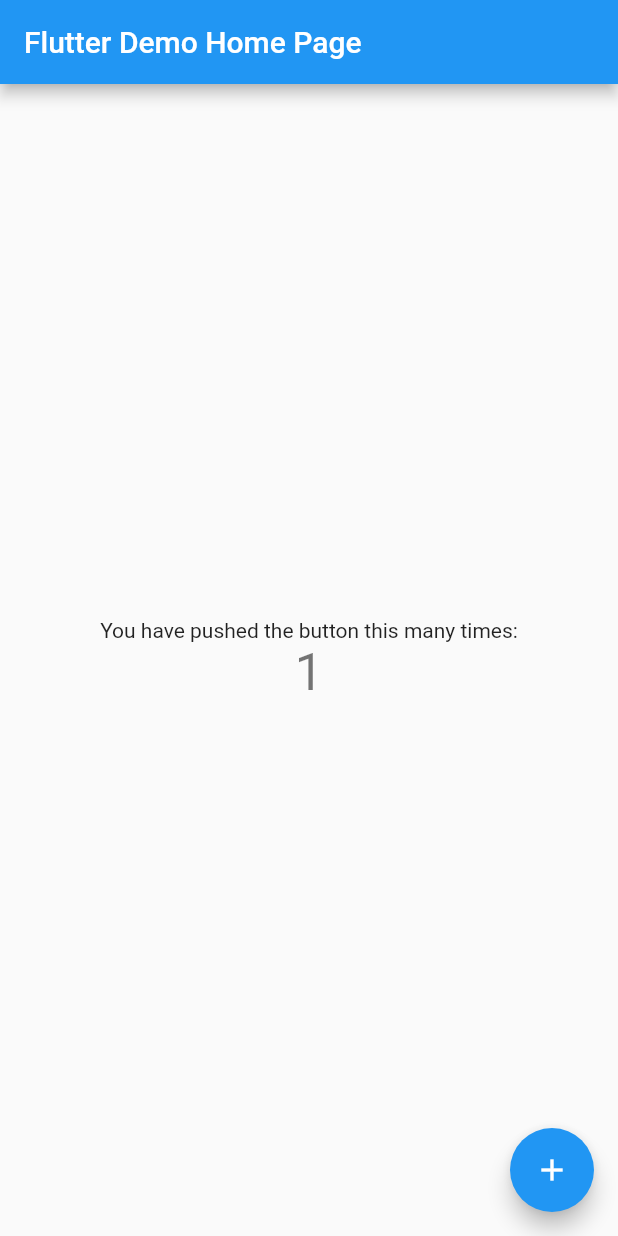
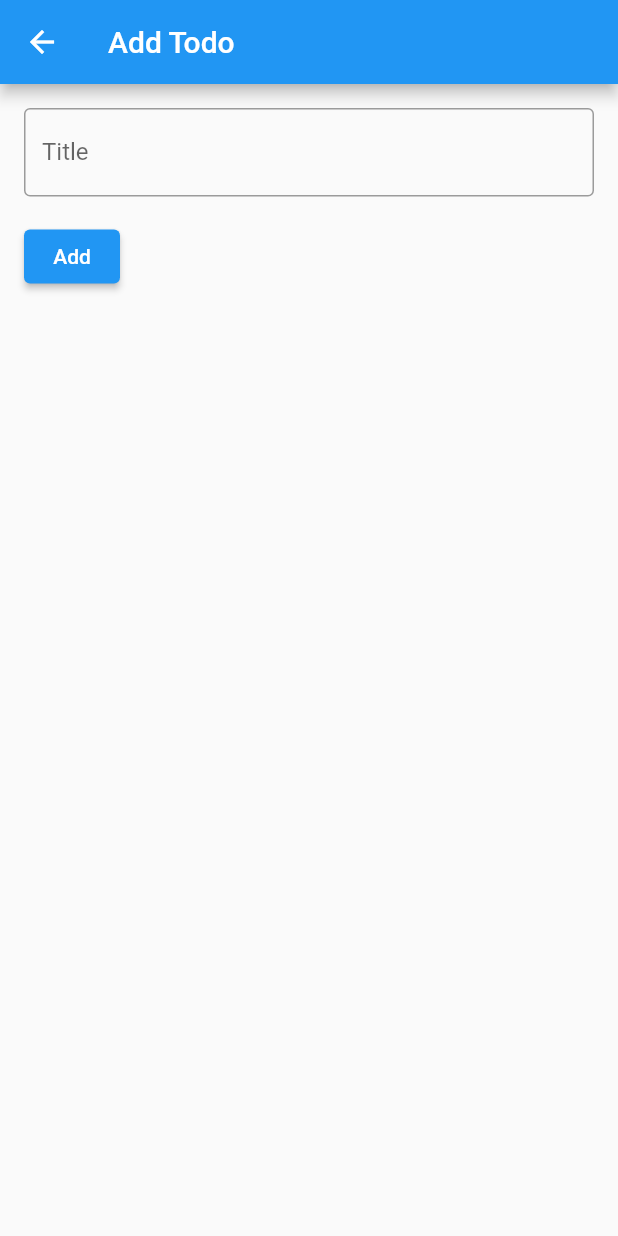
Before and after one commit to xide-projext/xide09_jsonserver, a Flutter app: the screen it shows after launch, after a tap on the "add" icon, on a phone screen of 412 x 824 dp. Run offline on Flutter 3.47's test engine with Material 2 defaults, Android fonts, the phone set to English and light mode, and no system bars; network calls fail.

Commit message:
CURD with json-server

```diff
--- a/db.json
+++ b/db.json
@@ -1,7 +1,24 @@
 {
-    "todos": [
-      { "id": 1, "title": "할일1", "completed": false },
-      { "id": 2, "title": "할일2", "completed": true },
-      { "id": 3, "title": "할일3", "completed": false }
-    ]
-  }
+  "todos": [
+    {
+      "id": 1,
+      "title": "할일1",
+      "completed": false
+    },
+    {
+      "id": 2,
+      "title": "할일2",
+      "completed": true
+    },
+    {
+      "id": 3,
+      "title": "할일3",
+      "completed": false
+    },
+    {
+      "id": 4,
+      "title": "1111",
+      "completed": false
+    }
+  ]
+}
--- /dev/null
+++ b/lib/Todo.dart
@@ -0,0 +1,29 @@
+import 'dart:convert';
+
+class Todo {
+  final int id;
+  final String title;
+  final bool completed;
+
+  Todo({
+    required this.id,
+    required this.title,
+    required this.completed,
+  });
+
+  factory Todo.fromJson(Map<String, dynamic> json) {
+    return Todo(
+      id: json['id'],
+      title: json['title'],
+      completed: json['completed'],
+    );
+  }
+
+  Map<String, dynamic> toJson() {
+    return {
+      'id': id,
+      'title': title,
+      'completed': completed,
+    };
+  }
+}
--- /dev/null
+++ b/lib/TodoAddScreen.dart
@@ -0,0 +1,63 @@
+import 'package:flutter/material.dart';
+import 'TodoService.dart';
+import 'Todo.dart';
+
+class TodoAddScreen extends StatefulWidget {
+  @override
+  _TodoAddScreenState createState() => _TodoAddScreenState();
+}
+
+class _TodoAddScreenState extends State<TodoAddScreen> {
+  final _formKey = GlobalKey<FormState>();
+  final _titleController = TextEditingController();
+
+  @override
+  Widget build(BuildContext context) {
+    return Scaffold(
+      appBar: AppBar(
+        title: Text('Add Todo'),
+      ),
+      body: Padding(
+        padding: const EdgeInsets.all(16.0),
+        child: Form(
+          key: _formKey,
+          child: Column(
+            crossAxisAlignment: CrossAxisAlignment.start,
+            children: [
+              TextFormField(
+                controller: _titleController,
+                decoration: InputDecoration(
+                  labelText: 'Title',
+                  border: OutlineInputBorder(),
+                ),
+                validator: (value) {
+                  if (value!.isEmpty) {
+                    return 'Title is required';
+                  }
+                  return null;
+                },
+              ),
+              SizedBox(height: 16.0),
+              ElevatedButton(
+                onPressed: () async {
+                  if (_formKey.currentState!.validate()) {
+                    final newTodo = Todo(
+                      id: 0,
+                      title: _titleController.text,
+                      completed: false,
+                    );
+
+                    final createdTodo = await TodoService.createTodo(newTodo);
+
+                    Navigator.pop(context, createdTodo);
+                  }
+                },
+                child: Text('Add'),
+              ),
+            ],
+          ),
+        ),
+      ),
+    );
+  }
+}
--- /dev/null
+++ b/lib/TodoScreen.dart
@@ -0,0 +1,51 @@
+import 'package:flutter/material.dart';
+import 'TodoAddScreen.dart';
+import 'TodoService.dart';
+import 'Todo.dart';
+
+class TodoListScreen extends StatelessWidget {
+  @override
+  Widget build(BuildContext context) {
+    return Scaffold(
+      appBar: AppBar(
+        title: Text('Todo List'),
+      ),
+      body: FutureBuilder<List<Todo>>(
+        future: TodoService.getTodos(),
+        builder: (context, snapshot) {
+          if (snapshot.hasData) {
+            final todos = snapshot.data!;
+            return ListView.builder(
+              itemCount: todos.length,
+              itemBuilder: (context, index) {
+                final todo = todos[index];
+                return ListTile(
+                  title: Text(todo.title),
+                  trailing: Checkbox(
+                    value: todo.completed,
+                    onChanged: (value) {},
+                  ),
+                );
+              },
+            );
+          } else if (snapshot.hasError) {
+            return Center(child: Text('Error: ${snapshot.error}'));
+          } else {
+            return Center(child: CircularProgressIndicator());
+          }
+        },
+      ),
+      floatingActionButton: FloatingActionButton(
+        child: Icon(Icons.add),
+        onPressed: () {
+          print('add');
+          // move to page add TodoAddscreen
+          Navigator.push(
+            context,
+            MaterialPageRoute(builder: (context) => TodoAddScreen()),
+          );
+        },
+      ),
+    );
+  }
+}
--- /dev/null
+++ b/lib/TodoService.dart
@@ -0,0 +1,53 @@
+import 'package:http/http.dart' as http;
+import 'Todo.dart';
+import 'dart:convert';
+
+class TodoService {
+  static const baseUrl = 'http://localhost:3000';
+
+  static Future<List<Todo>> getTodos() async {
+    final response = await http.get(Uri.parse('$baseUrl/todos'));
+
+    if (response.statusCode == 200) {
+      final jsonList = json.decode(response.body) as List<dynamic>;
+      return jsonList.map((json) => Todo.fromJson(json)).toList();
+    } else {
+      throw Exception('Failed to load todos');
+    }
+  }
+
+  static Future<Todo> createTodo(Todo todo) async {
+    final response = await http.post(
+      Uri.parse('$baseUrl/todos'),
+      headers: {'Content-Type': 'application/json'},
+      body: json.encode(todo.toJson()),
+    );
+
+    if (response.statusCode == 201) {
+      final jsonMap = json.decode(response.body) as Map<String, dynamic>;
+      return Todo.fromJson(jsonMap);
+    } else {
+      throw Exception('Failed to create todo');
+    }
+  }
+
+  static Future<void> updateTodo(Todo todo) async {
+    final response = await http.put(
+      Uri.parse('$baseUrl/todos/${todo.id}'),
+      headers: {'Content-Type': 'application/json'},
+      body: json.encode(todo.toJson()),
+    );
+
+    if (response.statusCode != 200) {
+      throw Exception('Failed to update todo');
+    }
+  }
+
+  static Future<void> deleteTodo(int id) async {
+    final response = await http.delete(Uri.parse('$baseUrl/todos/$id'));
+
+    if (response.statusCode != 200) {
+      throw Exception('Failed to delete todo');
+    }
+  }
+}
--- a/lib/main.dart
+++ b/lib/main.dart
@@ -1,4 +1,7 @@
 import 'package:flutter/material.dart';
+
+import 'TodoAddScreen.dart';
+import 'TodoScreen.dart';
 
 void main() {
   runApp(const MyApp());
@@ -24,7 +27,7 @@
         // is not restarted.
         primarySwatch: Colors.blue,
       ),
-      home: const MyHomePage(title: 'Flutter Demo Home Page'),
+      home: TodoListScreen(),
     );
   }
 }
@@ -106,7 +109,14 @@
         ),
       ),
       floatingActionButton: FloatingActionButton(
-        onPressed: _incrementCounter,
+        onPressed: () {
+          print('add');
+          // move to page add TodoAddscreen
+          Navigator.push(
+            context,
+            MaterialPageRoute(builder: (context) => TodoAddScreen()),
+          );
+        },
         tooltip: 'Increment',
         child: const Icon(Icons.add),
       ), // This trailing comma makes auto-formatting nicer for build methods.
--- a/pubspec.yaml
+++ b/pubspec.yaml
@@ -35,6 +35,7 @@
   # The following adds the Cupertino Icons font to your application.
   # Use with the CupertinoIcons class for iOS style icons.
   cupertino_icons: ^1.0.2
+  http: ^0.13.6
 
 dev_dependencies:
   flutter_test:
```
Also changed, not shown: pubspec.lock.
